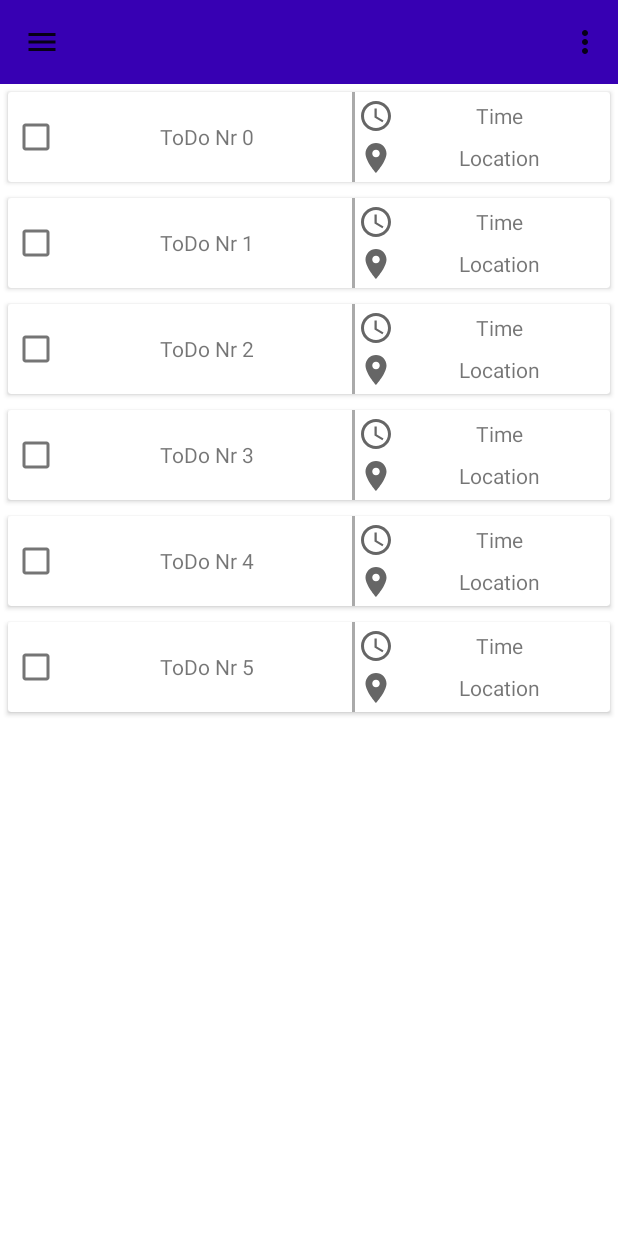
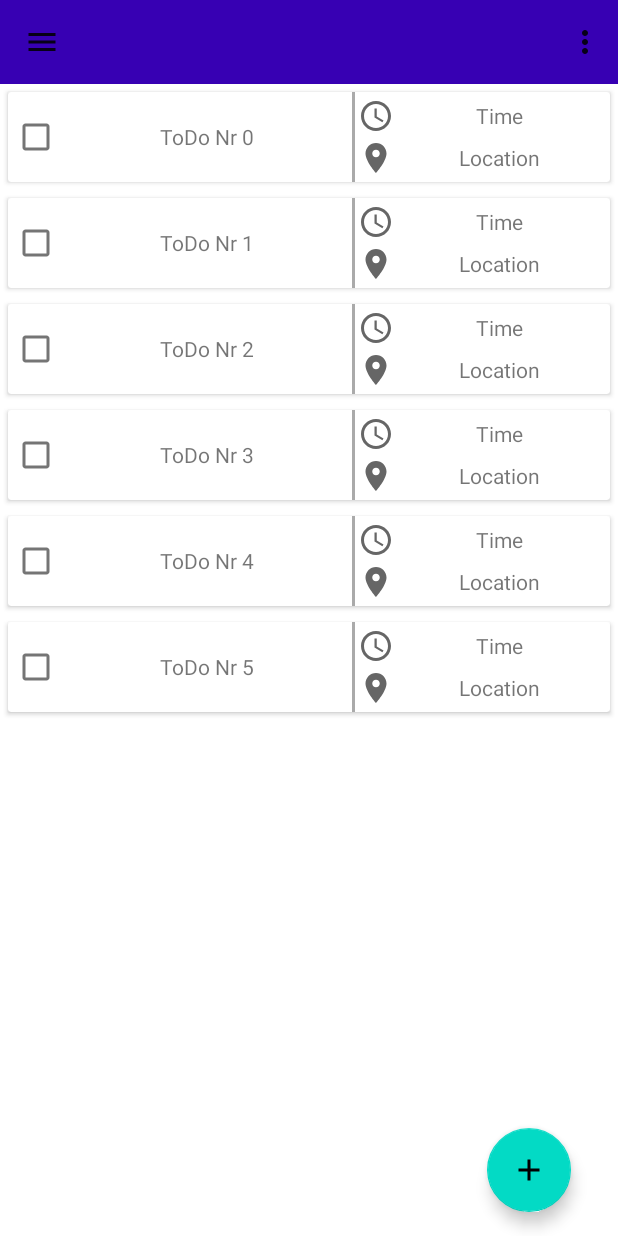
Before and after one commit to dasMichal/CMISToDoApp, an Android app: the ToDoList screen opened directly, with no data from a screen before it, on a phone screen of 412 x 824 dp. Run offline under Robolectric (Android 15) with nearby library versions, the phone set to English and light mode, and no system bars.

Commit message:
Added Floating action Button

```diff
--- a/app/src/main/res/layout/activity_to_do_list.xml
+++ b/app/src/main/res/layout/activity_to_do_list.xml
@@ -294,7 +294,25 @@
             app:layout_constraintHorizontal_bias="1.0"
             app:layout_constraintTop_toBottomOf="@+id/RecycleTestID"
             app:layout_constraintVertical_bias="0.0"
-            android:id="@+id/RecycleDone" />
+            android:id="@+id/RecycleDone" >
+
+    </androidx.recyclerview.widget.RecyclerView>
+
+
+    <com.google.android.material.floatingactionbutton.FloatingActionButton
+            android:id="@+id/fab_addToDo"
+            android:layout_width="wrap_content"
+            android:layout_height="wrap_content"
+            android:layout_gravity="bottom|right"
+            android:layout_margin="16dp"
+            app:srcCompat="@drawable/ic_baseline_add_24"
+            app:layout_constraintEnd_toEndOf="parent"
+            app:layout_constraintStart_toStartOf="parent"
+            app:layout_constraintBottom_toBottomOf="parent"
+            app:layout_constraintHorizontal_bias="0.952"
+            android:layout_marginBottom="36dp"
+            app:fabSize="auto"
+            android:pointerIcon="none" />
 
 
 </androidx.constraintlayout.widget.ConstraintLayout>
```
